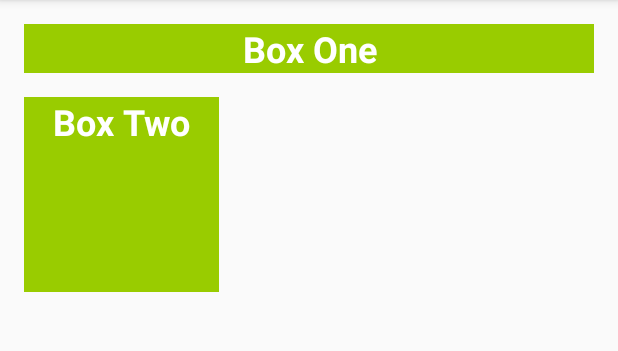
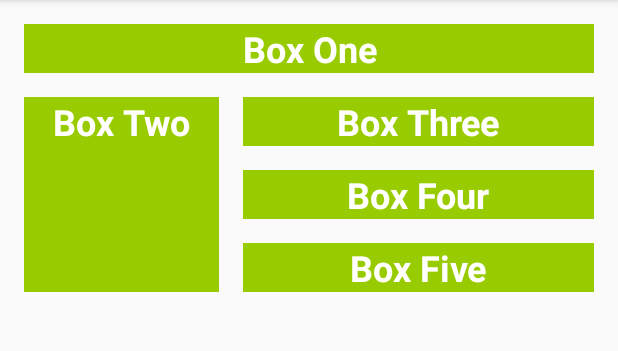
Before and after one commit to HimashiNethinikaRodrigo/ColorMyViews, an Android app: the screen it shows after launch (MainActivity), on a phone screen of 412 x 824 dp, the part 84-435 px from its top. Run offline under Robolectric (Android 15) with nearby library versions, the phone set to English and light mode, and no system bars; Roboto replaces fonts that are not available here.

Commit message:
add three text boxes and align them to right of the bow two

```diff
--- a/app/src/main/res/layout/activity_main.xml
+++ b/app/src/main/res/layout/activity_main.xml
@@ -30,4 +30,43 @@
         app:layout_constraintStart_toStartOf="parent"
         app:layout_constraintTop_toBottomOf="@id/textViewOne" />
 
+    <TextView
+        android:id="@+id/textViewThree"
+        style="@style/whiteBox"
+        android:layout_width="0dp"
+        android:layout_height="wrap_content"
+        android:layout_marginStart="@dimen/margin_wide"
+        android:layout_marginTop="@dimen/margin_wide"
+        android:layout_marginEnd="@dimen/margin_wide"
+        android:text="@string/box_three"
+        app:layout_constraintEnd_toEndOf="parent"
+        app:layout_constraintStart_toEndOf="@id/textViewTwo"
+        app:layout_constraintTop_toBottomOf="@id/textViewOne" />
+
+    <TextView
+        android:id="@+id/textViewFour"
+        style="@style/whiteBox"
+        android:layout_width="0dp"
+        android:layout_height="wrap_content"
+        android:layout_marginStart="@dimen/margin_wide"
+        android:layout_marginTop="@dimen/margin_wide"
+        android:layout_marginEnd="@dimen/margin_wide"
+        android:text="@string/box_four"
+        app:layout_constraintEnd_toEndOf="parent"
+        app:layout_constraintStart_toEndOf="@id/textViewTwo"
+        app:layout_constraintTop_toBottomOf="@id/textViewThree" />
+
+    <TextView
+        android:id="@+id/textViewFive"
+        style="@style/whiteBox"
+        android:layout_width="0dp"
+        android:layout_height="wrap_content"
+        android:layout_marginStart="@dimen/margin_wide"
+        android:layout_marginTop="@dimen/margin_wide"
+        android:layout_marginEnd="@dimen/margin_wide"
+        android:text="@string/box_five"
+        app:layout_constraintEnd_toEndOf="parent"
+        app:layout_constraintStart_toEndOf="@id/textViewTwo"
+        app:layout_constraintTop_toBottomOf="@id/textViewFour" />
+
 </androidx.constraintlayout.widget.ConstraintLayout>
--- a/app/src/main/res/values/strings.xml
+++ b/app/src/main/res/values/strings.xml
@@ -2,4 +2,7 @@
     <string name="app_name">ColorMyViews</string>
     <string name="box_one">Box One</string>
     <string name="box_two">Box Two</string>
+    <string name="box_three">Box Three</string>
+    <string name="box_four">Box Four</string>
+    <string name="box_five">Box Five</string>
 </resources>
```
